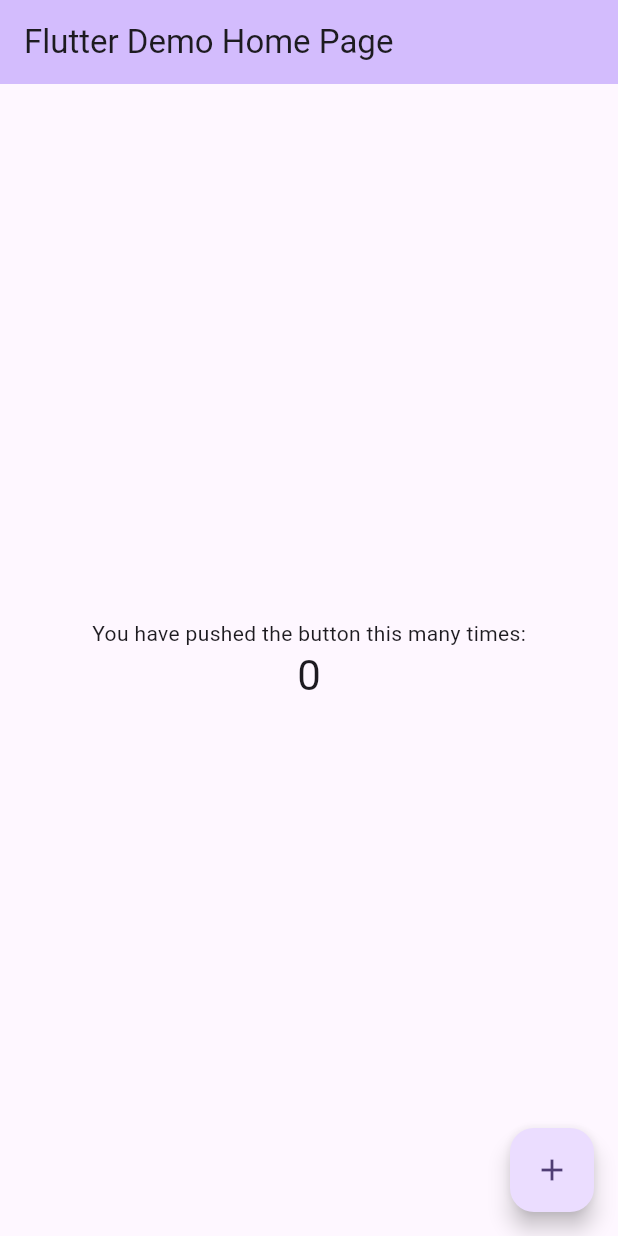
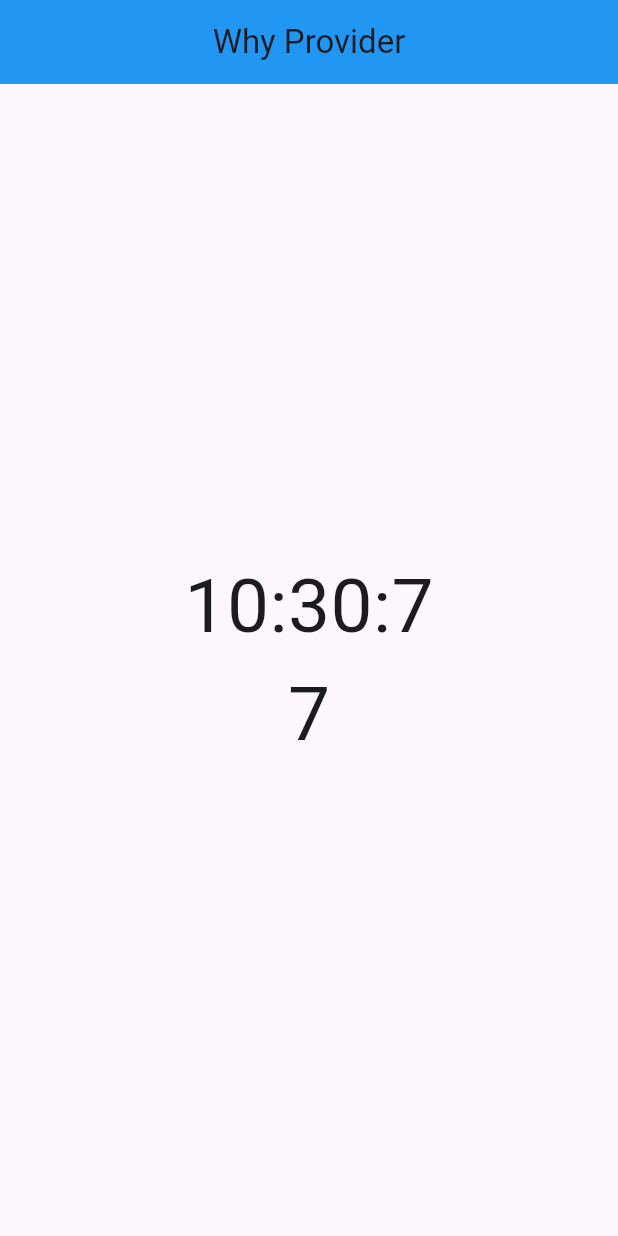
Before and after one commit to ahmedkaimkhani/Learning-of-Provider-State-Management, a Flutter app: the screen it shows after launch, on a phone screen of 412 x 824 dp. Run offline on Flutter 3.47's test engine with Material 3 defaults, Android fonts, the light colour scheme and no system bars.

Commit message:
Learning Provider

```diff
--- a/lib/main.dart
+++ b/lib/main.dart
@@ -1,4 +1,5 @@
 import 'package:flutter/material.dart';
+import 'package:provider_leaning/why_provider.dart';
 
 void main() {
   runApp(const MyApp());
@@ -11,115 +12,11 @@
   @override
   Widget build(BuildContext context) {
     return MaterialApp(
-      title: 'Flutter Demo',
+      debugShowCheckedModeBanner: false,
       theme: ThemeData(
-        // This is the theme of your application.
-        //
-        // TRY THIS: Try running your application with "flutter run". You'll see
-        // the application has a purple toolbar. Then, without quitting the app,
-        // try changing the seedColor in the colorScheme below to Colors.green
-        // and then invoke "hot reload" (save your changes or press the "hot
-        // reload" button in a Flutter-supported IDE, or press "r" if you used
-        // the command line to start the app).
-        //
-        // Notice that the counter didn't reset back to zero; the application
-        // state is not lost during the reload. To reset the state, use hot
-        // restart instead.
-        //
-        // This works for code too, not just values: Most code changes can be
-        // tested with just a hot reload.
-        colorScheme: ColorScheme.fromSeed(seedColor: Colors.deepPurple),
-        useMaterial3: true,
-      ),
-      home: const MyHomePage(title: 'Flutter Demo Home Page'),
+          appBarTheme: const AppBarTheme(backgroundColor: Colors.blue)),
+      title: 'Provider Learning',
+      home: const WhyProvider(),
     );
   }
 }
-
-class MyHomePage extends StatefulWidget {
-  const MyHomePage({super.key, required this.title});
-
-  // This widget is the home page of your application. It is stateful, meaning
-  // that it has a State object (defined below) that contains fields that affect
-  // how it looks.
-
-  // This class is the configuration for the state. It holds the values (in this
-  // case the title) provided by the parent (in this case the App widget) and
-  // used by the build method of the State. Fields in a Widget subclass are
-  // always marked "final".
-
-  final String title;
-
-  @override
-  State<MyHomePage> createState() => _MyHomePageState();
-}
-
-class _MyHomePageState extends State<MyHomePage> {
-  int _counter = 0;
-
-  void _incrementCounter() {
-    setState(() {
-      // This call to setState tells the Flutter framework that something has
-      // changed in this State, which causes it to rerun the build method below
-      // so that the display can reflect the updated values. If we changed
-      // _counter without calling setState(), then the build method would not be
-      // called again, and so nothing would appear to happen.
-      _counter++;
-    });
-  }
-
-  @override
-  Widget build(BuildContext context) {
-    // This method is rerun every time setState is called, for instance as done
-    // by the _incrementCounter method above.
-    //
-    // The Flutter framework has been optimized to make rerunning build methods
-    // fast, so that you can just rebuild anything that needs updating rather
-    // than having to individually change instances of widgets.
-    return Scaffold(
-      appBar: AppBar(
-        // TRY THIS: Try changing the color here to a specific color (to
-        // Colors.amber, perhaps?) and trigger a hot reload to see the AppBar
-        // change color while the other colors stay the same.
-        backgroundColor: Theme.of(context).colorScheme.inversePrimary,
-        // Here we take the value from the MyHomePage object that was created by
-        // the App.build method, and use it to set our appbar title.
-        title: Text(widget.title),
-      ),
-      body: Center(
-        // Center is a layout widget. It takes a single child and positions it
-        // in the middle of the parent.
-        child: Column(
-          // Column is also a layout widget. It takes a list of children and
-          // arranges them vertically. By default, it sizes itself to fit its
-          // children horizontally, and tries to be as tall as its parent.
-          //
-          // Column has various properties to control how it sizes itself and
-          // how it positions its children. Here we use mainAxisAlignment to
-          // center the children vertically; the main axis here is the vertical
-          // axis because Columns are vertical (the cross axis would be
-          // horizontal).
-          //
-          // TRY THIS: Invoke "debug painting" (choose the "Toggle Debug Paint"
-          // action in the IDE, or press "p" in the console), to see the
-          // wireframe for each widget.
-          mainAxisAlignment: MainAxisAlignment.center,
-          children: <Widget>[
-            const Text(
-              'You have pushed the button this many times:',
-            ),
-            Text(
-              '$_counter',
-              style: Theme.of(context).textTheme.headlineMedium,
-            ),
-          ],
-        ),
-      ),
-      floatingActionButton: FloatingActionButton(
-        onPressed: _incrementCounter,
-        tooltip: 'Increment',
-        child: const Icon(Icons.add),
-      ), // This trailing comma makes auto-formatting nicer for build methods.
-    );
-  }
-}
--- /dev/null
+++ b/lib/why_provider.dart
@@ -0,0 +1,52 @@
+import 'dart:async';
+
+import 'package:flutter/material.dart';
+
+class WhyProvider extends StatefulWidget {
+  const WhyProvider({super.key});
+
+  @override
+  State<WhyProvider> createState() => _WhyProviderState();
+}
+
+class _WhyProviderState extends State<WhyProvider> {
+  int counter = 0;
+  @override
+  void initState() {
+    super.initState();
+    Timer.periodic(Duration(seconds: 1), (timer) {
+      counter++;
+      // print(counter);
+      setState(() {});
+    });
+  }
+
+  @override
+  Widget build(BuildContext context) {
+    // print('Build' + counter.toString());
+    return Scaffold(
+      appBar: AppBar(
+        centerTitle: true,
+        title: const Text('Why Provider'),
+      ),
+      body: Column(
+        mainAxisAlignment: MainAxisAlignment.center,
+        crossAxisAlignment: CrossAxisAlignment.center,
+        children: [
+          Center(
+            child: Text(
+              "${DateTime.now().hour}:${DateTime.now().minute}:${DateTime.now().second}",
+              style: const TextStyle(fontSize: 50),
+            ),
+          ),
+          Center(
+            child: Text(
+              counter.toString(),
+              style: const TextStyle(fontSize: 50),
+            ),
+          )
+        ],
+      ),
+    );
+  }
+}
```
Also changed, not shown: lib/home_view.dart (deleted).
